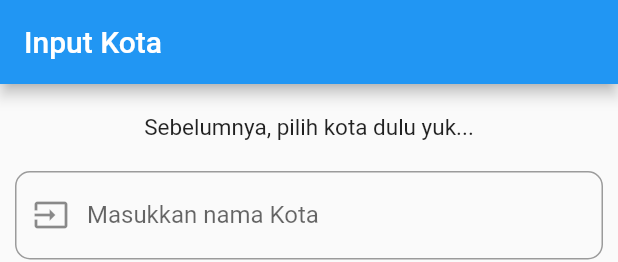
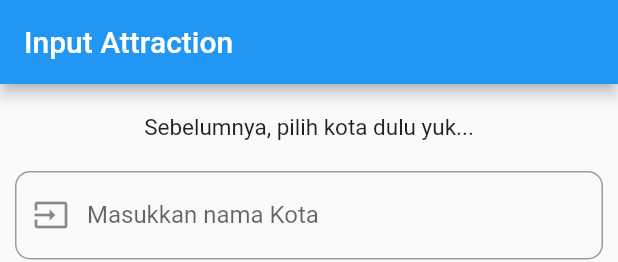
Before and after one commit to christianwillson11/flutter-wisata, a Flutter app: the Menu widget shown alone on an empty page, opened directly, after a tap on "Hotels", on a phone screen of 412 x 824 dp. Shown: the top 262 px of the screen. Run offline on Flutter 3.47's test engine with Material 2 defaults, Android fonts, the phone set to English and light mode, and no system bars; our stand-ins replace cloud_firestore, curved_navigation_bar, firebase_auth, firebase_core, firebase_storage, fluttertoast and 1 more; accounts and stored records are empty; network calls fail.

Commit message:
Penambahan fitur pada "input cerita", memperbaiki services, bug fix

```diff
--- a/lib/model/MDestination.dart
+++ b/lib/model/MDestination.dart
@@ -1,4 +1,4 @@
-class DestinationData {
+class DestinationAttractionData {
   String? cid;
   String? cnama;
   String? cdescription;
@@ -9,7 +9,7 @@ class DestinationData {
   String? cimageUploadedDate;
   String? cphotoCaption;
 
-  DestinationData({
+  DestinationAttractionData({
     this.cid,
     this.cnama,
     this.cdescription,
@@ -21,7 +21,7 @@ class DestinationData {
     this.cphotoCaption,
   });
 
-  factory DestinationData.fromJson(Map<dynamic, dynamic> json) {
-    return DestinationData(cid: json['location_id'], cnama: json['name']);
-  }
+  // factory DestinationData.fromJson(Map<dynamic, dynamic> json) {
+  //   return DestinationData(cid: json['location_id'], cnama: json['name']);
+  // }
 }
--- a/lib/model/MPlace.dart
+++ /dev/null
@@ -1,14 +0,0 @@
-class PlaceData {
-  String? cid;
-  String? cnama;
-  String? clocationString;
-  String? cdesc;
-
-  PlaceData({
-    this.cid,
-    this.cnama,
-    this.clocationString,
-    this.cdesc,
-  });
-
-}
--- a/lib/model/MStories.dart
+++ b/lib/model/MStories.dart
@@ -1,5 +1,6 @@
 class StoriesItem {
   final String locationId;
+  final String cityId;
   final String judulCerita;
   final String isiCerita;
   final List<String> image;
@@ -8,6 +9,7 @@ class StoriesItem {
 
   StoriesItem ({
     required this.locationId,
+    required this.cityId,
     required this.judulCerita,
     required this.isiCerita,
     required this.image,
@@ -18,6 +20,7 @@ class StoriesItem {
   Map<String, dynamic> toJson() {
     return {
       "locationId": locationId,
+      "cityId": cityId,
       "judulCerita": judulCerita,
       "isiCerita": isiCerita,
       "image": image,
@@ -27,6 +30,6 @@ class StoriesItem {
   }
 
   factory StoriesItem.fromJson(Map<String, dynamic> json) {
-    return StoriesItem(locationId: json['locationId'], judulCerita: json['judulCerita'], isiCerita: json['isiCerita'], image: json['image'], owner: json['owner'], category: json['category']);
+    return StoriesItem(locationId: json['locationId'], cityId: json['cityId'], judulCerita: json['judulCerita'], isiCerita: json['isiCerita'], image: json['image'], owner: json['owner'], category: json['category']);
   }
 }
--- a/lib/pages/home page/det_wisata.dart
+++ b/lib/pages/home page/det_wisata.dart
@@ -1,5 +1,7 @@
 import 'package:flutter/material.dart';
+import 'package:flutter_wisata/model/MDestination.dart';
 import 'package:flutter_wisata/model/MStories.dart';
+import 'package:flutter_wisata/services/apiservices.dart';
 
 class DetailWisata extends StatefulWidget {
   final StoriesItem data;
@@ -11,6 +13,17 @@ class DetailWisata extends StatefulWidget {
 }
 
 class _DetailWisataState extends State<DetailWisata> {
+
+  late Future<List<DestinationAttractionData>> attraction;
+
+  void fetchDetailData() {
+    if (widget.data.category == "attraction") {
+      DestinationApiService destApi = DestinationApiService();
+      attraction = destApi.getAttractionData(widget.data.locationId);
+
+    }
+  }
+
   @override
   Widget build(BuildContext context) {
     return MaterialApp(
@@ -27,6 +40,9 @@ class _DetailWisataState extends State<DetailWisata> {
                 style: TextStyle(fontSize: 20, fontWeight: FontWeight.bold),
               ),
             ),
+
+            Text(widget.data.isiCerita),
+
             ElevatedButton(
                 onPressed: Navigator.of(context).pop,
                 child: Text("Back"),
--- a/lib/pages/input cerita/input_kota.dart
+++ b/lib/pages/input cerita/input_attraction.dart
@@ -1,16 +1,16 @@
 import 'package:flutter/material.dart';
-import 'package:flutter_wisata/model/MPlace.dart';
-import 'package:flutter_wisata/pages/input%20cerita/input_attractions.dart';
+import 'package:flutter_wisata/model/MDestination.dart';
+import 'package:flutter_wisata/pages/input%20cerita/input_cerita.dart';
 import 'package:flutter_wisata/services/apiservices.dart';
 
-class InputKota extends StatefulWidget {
-  const InputKota({Key? key}) : super(key: key);
+class InputAttraction extends StatefulWidget {
+  const InputAttraction({Key? key}) : super(key: key);
 
   @override
-  State<InputKota> createState() => _InputKotaState();
+  State<InputAttraction> createState() => _InputAttractionState();
 }
 
-class _InputKotaState extends State<InputKota> {
+class _InputAttractionState extends State<InputAttraction> {
   final _namaTempat = TextEditingController();
 
   @override
@@ -19,14 +19,26 @@ class _InputKotaState extends State<InputKota> {
     super.dispose();
   }
 
-  late Future<List<PlaceData>> places;
+  DestinationApiService destApi = DestinationApiService();
+  late Future<List<DestinationAttractionData>> places;
+  late String idCity;
 
   bool isShow = false;
 
-  void submit() {
+  void submit() async {
+
+    setState(() {
+      isShow = false;
+    });
+
     //services
-    DestinationApiService destPlaceApi = DestinationApiService();
-    places = destPlaceApi.getPlaceData(_namaTempat.text.toString());
+    try {
+      idCity = await destApi.getLocId(_namaTempat.text.toString());
+      places = destApi.getAttractionData(idCity);
+    } on Exception catch (ex) {
+      print("Query process error: $ex");
+    }
+
     setState(() {
       isShow = true;
     });
@@ -37,7 +49,7 @@ class _InputKotaState extends State<InputKota> {
     return MaterialApp(
       home: Scaffold(
         appBar: AppBar(
-          title: Text("Input Kota"),
+          title: Text("Input Attraction"),
         ),
         body: Container(
           padding: EdgeInsets.fromLTRB(10, 20, 10, 10),
@@ -73,23 +85,24 @@ class _InputKotaState extends State<InputKota> {
               if (isShow == true)
                 Expanded(
                   child: Container(
-                    child: FutureBuilder<List<PlaceData>>(
+                    padding: EdgeInsets.all(5.0),
+                    child: FutureBuilder<List<DestinationAttractionData>>(
                       future: places,
                       builder: ((context, snapshot) {
                         if (snapshot.hasData) {
-                          List<PlaceData> isiData = snapshot.data!;
+                          List<DestinationAttractionData> isiData = snapshot.data!;
                           return ListView.builder(
-                            itemCount: isiData.length,
+                            itemCount: isiData.length - 1,
                             itemBuilder: (context, index) {
                               return Card(
                                 child: ListTile(
-                                  title: Text("${isiData[index].cnama!}"),
-                                  subtitle: Text("${isiData[index].cdesc}"),
+                                  title: Text("${isiData[index].cnama}"),
+                                  subtitle: Text("${isiData[index].cdescription}"),
                                   onTap: () {
                                     Navigator.of(context).push(
                                       MaterialPageRoute(
                                         builder: (context) {
-                                          return InputAttractions();
+                                          return InputCerita(idCity: idCity, idContext: isiData[index].cid, context: "attraction",);
                                         },
                                       ),
                                     );
--- a/lib/pages/input cerita/input_attractions.dart
+++ /dev/null
@@ -1,25 +0,0 @@
-import 'package:flutter/material.dart';
-import 'package:flutter/widgets.dart';
-
-class InputAttractions extends StatefulWidget {
-  const InputAttractions({Key? key}) : super(key: key);
-
-  @override
-  State<InputAttractions> createState() => _InputAttractionsState();
-}
-
-class _InputAttractionsState extends State<InputAttractions> {
-  @override
-  Widget build(BuildContext context) {
-    return MaterialApp(
-      home: Scaffold(
-        appBar: AppBar(
-          title: Text("Input Kota"),
-        ),
-        body: Center(
-          child: Text("Hello World,,, masih belum..."),
-        ),
-      ),
-    );
-  }
-}
--- a/lib/pages/input cerita/input_cerita.dart
+++ b/lib/pages/input cerita/input_cerita.dart
@@ -7,9 +7,10 @@ import 'package:flutter_wisata/services/dbservices.dart';
 import 'package:image_picker/image_picker.dart';
 
 class InputCerita extends StatefulWidget {
+  final idCity;
   final idContext;
   final context;
-  const InputCerita({Key? key, required this.idContext, required this.context}) : super(key: key);
+  const InputCerita({Key? key, required this.idCity, this.idContext, required this.context}) : super(key: key);
 
   @override
   State<InputCerita> createState() => _InputCeritaState();
@@ -115,7 +116,8 @@ class _InputCeritaState extends State<InputCerita> {
                         // ServiceAPIDestinasi.getAllData();
 
                         final dt = StoriesItem(
-                            locationId: "12345",
+                            cityId: widget.idCity,
+                            locationId: widget.idContext,
                             judulCerita: _judulCerita.text.toString(),
                             isiCerita: _isiCerita.text.toString(),
                             image: _arrImageUrl,
--- a/lib/pages/input cerita/menu.dart
+++ b/lib/pages/input cerita/menu.dart
@@ -1,6 +1,6 @@
 import 'package:flutter/material.dart';
 import 'package:flutter_wisata/pages/input%20cerita/input_cerita.dart';
-import 'package:flutter_wisata/pages/input%20cerita/input_kota.dart';
+import 'package:flutter_wisata/pages/input%20cerita/input_attraction.dart';
 
 class Menu extends StatefulWidget {
   const Menu({Key? key}) : super(key: key);
@@ -55,11 +55,11 @@ class _MenuState extends State<Menu> {
                         MaterialPageRoute(
                           builder: (context) {
                             if (index == 0) {
-                              return InputKota();
+                              return InputAttraction();
                             } else if (index == 1) {
-                              return InputKota();
+                              return InputAttraction();
                             } else {
-                              return InputCerita(idContext: "x", context: "x");
+                              return InputCerita(idCity: "123", idContext: "x", context: "x");
                             }
 
                           },
--- a/lib/pages/search_wisata.dart
+++ b/lib/pages/search_wisata.dart
@@ -42,7 +42,7 @@ class _SearchWisataState extends State<SearchWisata> {
                     return Card(
                       child: ListTile(
                         title: Text("${isiData[index].hotelName}"),
-                        subtitle: Text("${isiData[index].alamat}"),
+                        subtitle: Text("${isiData[index].geoID}"),
                       ),
                     );
                   },
```
Also changed, not shown: lib/model/MResep.dart (deleted, +0 -12 lines), lib/pages/home page/home.dart (+2 -9 lines), lib/services/apiservices.dart (+29 -29 lines).
